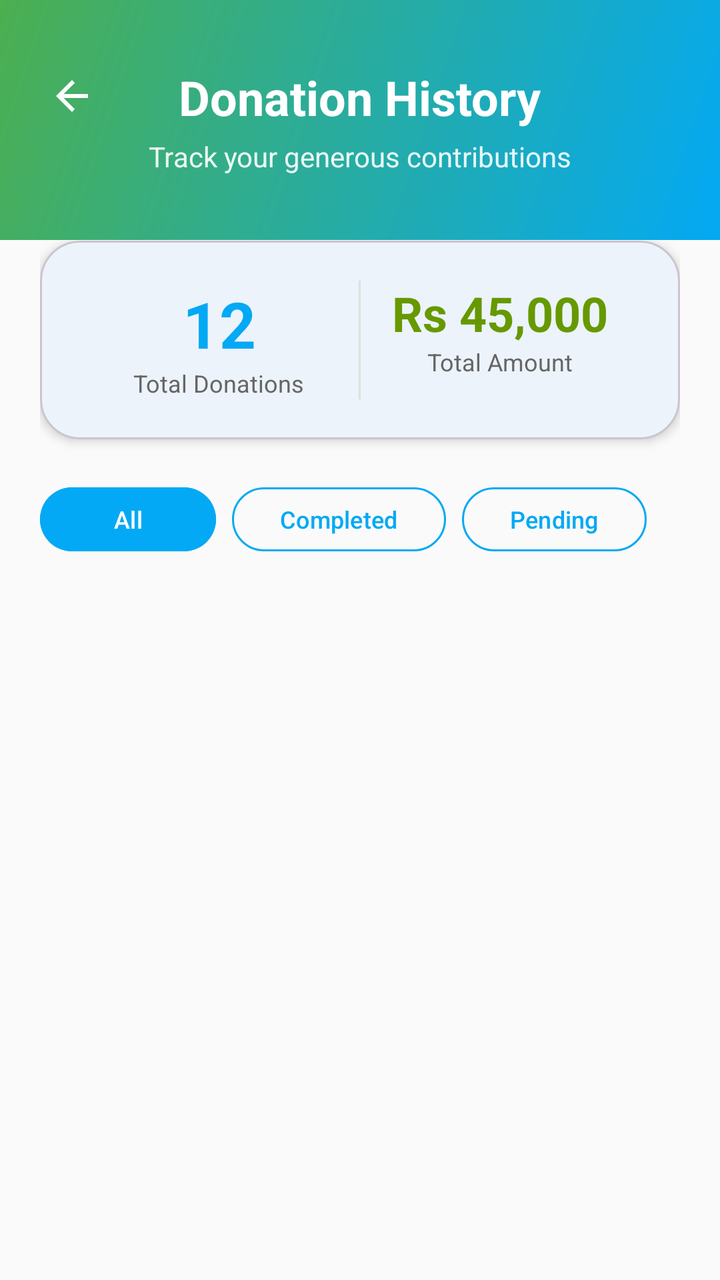
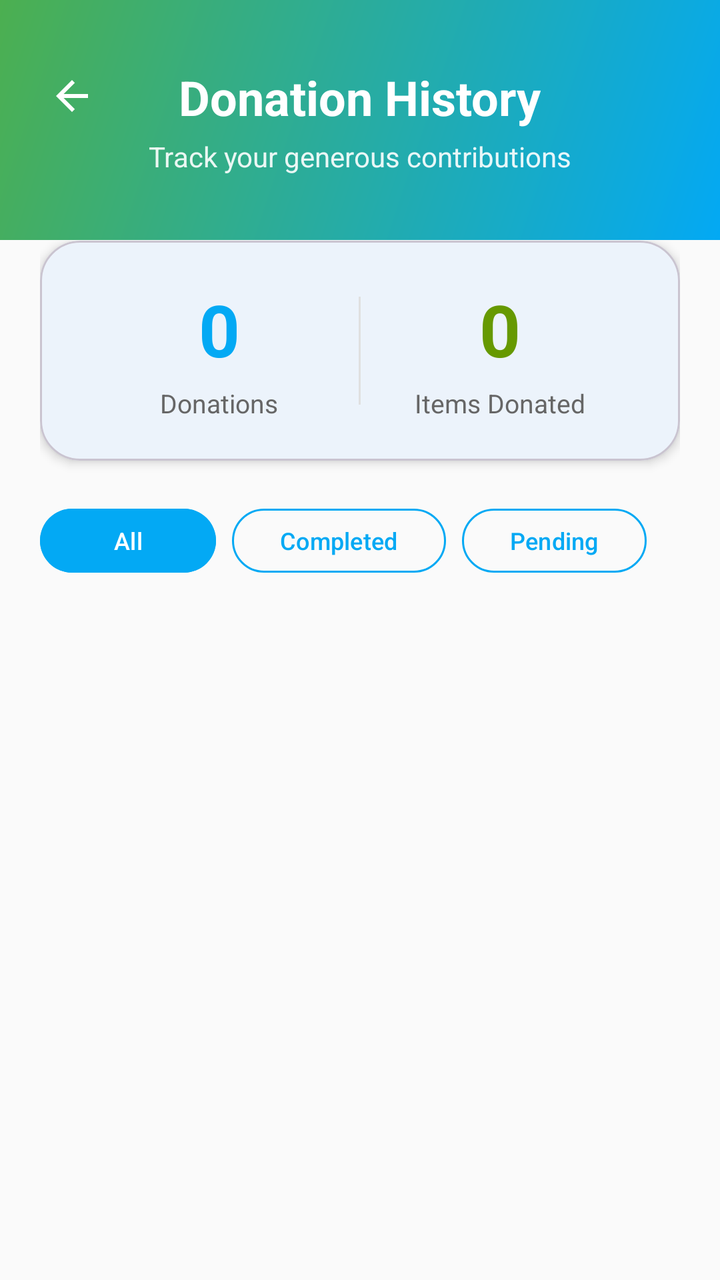

Compare the two renders of this Android layout. The source of the first and the diff that turns it into the second are given below.
<!-- AndroidManifest.xml: application theme Theme.GiveEase -->
<!-- res/layout/fragment_donation_history.xml -->
<?xml version="1.0" encoding="utf-8"?>
<LinearLayout xmlns:android="http://schemas.android.com/apk/res/android"
    xmlns:app="http://schemas.android.com/apk/res-auto"
    android:layout_width="match_parent"
    android:layout_height="match_parent"
    android:orientation="vertical"
    android:background="@color/background">

    <RelativeLayout
        android:layout_width="match_parent"
        android:layout_height="120dp"
        android:background="@drawable/home_header_gradient"
        android:paddingHorizontal="20dp"
        android:paddingTop="16dp">

        <ImageView
            android:id="@+id/btnBack"
            android:layout_width="32dp"
            android:layout_height="32dp"
            android:layout_alignParentTop="true"
            android:layout_marginTop="16dp"
            android:background="?attr/selectableItemBackgroundBorderless"
            android:clickable="true"
            android:contentDescription="Back"
            android:focusable="true"
            android:padding="4dp"
            android:src="@drawable/ic_back"
            app:tint="@android:color/white" />

        <LinearLayout
            android:layout_width="wrap_content"
            android:layout_height="wrap_content"
            android:layout_centerInParent="true"
            android:orientation="vertical"
            android:gravity="center">

            <TextView
                android:layout_width="wrap_content"
                android:layout_height="wrap_content"
                android:text="Donation History"
                android:textSize="24sp"
                android:textStyle="bold"
                android:textColor="@android:color/white" />

            <TextView
                android:layout_width="wrap_content"
                android:layout_height="wrap_content"
                android:text="Track your generous contributions"
                android:textSize="14sp"
                android:textColor="@android:color/white"
                android:alpha="0.9"
                android:layout_marginTop="4dp" />
        </LinearLayout>
    </RelativeLayout>

    <LinearLayout
        android:layout_width="match_parent"
        android:layout_height="match_parent"
        android:orientation="vertical"
        android:padding="20dp"
        android:layout_marginTop="-20dp">

        <com.google.android.material.card.MaterialCardView
            android:layout_width="match_parent"
            android:layout_height="wrap_content"
            android:layout_marginBottom="20dp"
            app:cardCornerRadius="20dp"
            app:cardElevation="3dp"
            app:cardBackgroundColor="@android:color/white">

            <LinearLayout
                android:layout_width="match_parent"
                android:layout_height="wrap_content"
                android:orientation="horizontal"
                android:padding="20dp">

                <LinearLayout
                    android:layout_width="0dp"
                    android:layout_weight="1"
                    android:layout_height="wrap_content"
                    android:orientation="vertical"
                    android:gravity="center">

                    <TextView
                        android:id="@+id/tvTotalDonations"
                        android:layout_width="wrap_content"
                        android:layout_height="wrap_content"
                        android:text="12"
                        android:textSize="32sp"
                        android:textStyle="bold"
                        android:textColor="@color/secondary" />

                    <TextView
                        android:layout_width="wrap_content"
                        android:layout_height="wrap_content"
                        android:text="Total Donations"
                        android:textSize="12sp"
                        android:textColor="#666666"
                        android:gravity="center" />
                </LinearLayout>

                <View
                    android:layout_width="1dp"
                    android:layout_height="match_parent"
                    android:background="#E0E0E0" />

                <LinearLayout
                    android:layout_width="0dp"
                    android:layout_weight="1"
                    android:layout_height="wrap_content"
                    android:orientation="vertical"
                    android:gravity="center">

                    <TextView
                        android:id="@+id/tvTotalAmount"
                        android:layout_width="wrap_content"
                        android:layout_height="wrap_content"
                        android:text="Rs 45,000"
                        android:textSize="24sp"
                        android:textStyle="bold"
                        android:textColor="@android:color/holo_green_dark" />

                    <TextView
                        android:layout_width="wrap_content"
                        android:layout_height="wrap_content"
                        android:text="Total Amount"
                        android:textSize="12sp"
                        android:textColor="#666666"
                        android:gravity="center" />
                </LinearLayout>
            </LinearLayout>
        </com.google.android.material.card.MaterialCardView>

        <LinearLayout
            android:layout_width="match_parent"
            android:layout_height="wrap_content"
            android:orientation="horizontal"
            android:layout_marginBottom="20dp">

            <com.google.android.material.button.MaterialButton
                android:id="@+id/btnFilterAll"
                android:layout_width="wrap_content"
                android:layout_height="40dp"
                android:text="All"
                android:textSize="12sp"
                app:cornerRadius="20dp"
                android:backgroundTint="@color/secondary"
                android:layout_marginEnd="8dp"
                style="@style/Widget.Material3.Button" />

            <com.google.android.material.button.MaterialButton
                android:id="@+id/btnFilterCompleted"
                android:layout_width="wrap_content"
                android:layout_height="40dp"
                android:text="Completed"
                android:textSize="12sp"
                app:cornerRadius="20dp"
                app:strokeColor="@color/secondary"
                app:strokeWidth="1dp"
                android:textColor="@color/secondary"
                android:backgroundTint="@android:color/transparent"
                android:layout_marginEnd="8dp"
                style="@style/Widget.Material3.Button.OutlinedButton" />

            <com.google.android.material.button.MaterialButton
                android:id="@+id/btnFilterPending"
                android:layout_width="wrap_content"
                android:layout_height="40dp"
                android:text="Pending"
                android:textSize="12sp"
                app:cornerRadius="20dp"
                app:strokeColor="@color/secondary"
                app:strokeWidth="1dp"
                android:textColor="@color/secondary"
                android:backgroundTint="@android:color/transparent"
                style="@style/Widget.Material3.Button.OutlinedButton" />
        </LinearLayout>

        <androidx.recyclerview.widget.RecyclerView
            android:id="@+id/recyclerViewDonations"
            android:layout_width="match_parent"
            android:layout_height="0dp"
            android:layout_weight="1" />

        <LinearLayout
            android:id="@+id/layoutEmptyState"
            android:layout_width="match_parent"
            android:layout_height="0dp"
            android:layout_weight="1"
            android:orientation="vertical"
            android:gravity="center"
            android:visibility="gone">

            <ImageView
                android:layout_width="80dp"
                android:layout_height="80dp"
                android:src="@drawable/ic_donation"
                app:tint="#CCCCCC"
                android:layout_marginBottom="16dp" />

            <TextView
                android:layout_width="wrap_content"
                android:layout_height="wrap_content"
                android:text="No donations yet"
                android:textSize="18sp"
                android:textStyle="bold"
                android:textColor="#666666"
                android:layout_marginBottom="8dp" />

            <TextView
                android:layout_width="wrap_content"
                android:layout_height="wrap_content"
                android:text="Start making a difference today!"
                android:textSize="14sp"
                android:textColor="#999999"
                android:gravity="center" />

            <com.google.android.material.button.MaterialButton
                android:id="@+id/btnStartDonating"
                android:layout_width="wrap_content"
                android:layout_height="48dp"
                android:text="Start Donating"
                android:textSize="14sp"
                app:cornerRadius="24dp"
                android:backgroundTint="@color/secondary"
                android:layout_marginTop="20dp"
                style="@style/Widget.Material3.Button" />
        </LinearLayout>
    </LinearLayout>
</LinearLayout>
<!-- resources referenced by this layout -->
<resources>
  <color name="background">#FAFAFA</color>
  <color name="secondary">#03A9F4</color>
  <!-- drawable home_header_gradient (drawable) -->
  <shape xmlns:android="http://schemas.android.com/apk/res/android">
      <gradient
          android:angle="135"
          android:startColor="@color/secondary"
          android:endColor="@color/primary"
          android:type="linear" />
  </shape>
  <!-- drawable ic_back (drawable) -->
  <vector xmlns:android="http://schemas.android.com/apk/res/android"
      android:width="24dp"
      android:height="24dp"
      android:viewportWidth="24"
      android:viewportHeight="24">
      <path
          android:fillColor="#FF000000"
          android:pathData="M20,11H7.83l5.59,-5.59L12,4l-8,8 8,8 1.41,-1.41L7.83,13H20v-2z"/>
  </vector>
  <!-- drawable ic_donation: png bitmap (drawable, 513 bytes) -->
  <style name="Theme.GiveEase" parent="Theme.Material3.Light.NoActionBar">
          
          <item name="colorPrimary">@color/primary_blue</item>
          <item name="colorOnPrimary">@color/white</item>
          <item name="colorSecondary">@color/teal_200</item>
          <item name="colorOnSecondary">@color/black</item>
  
          
          <item name="android:windowBackground">@color/background</item>
          <item name="colorSurface">@color/surface</item>
          <item name="colorOnSurface">@color/onSurface</item>
          <item name="colorOnBackground">@color/onBackground</item>
  
          
          <item name="android:statusBarColor" tools:targetApi="l">?attr/colorPrimary</item>
  
      </style>
  <color name="primary">#4CAF50</color>
  <color name="primary_blue">#1976D2</color>
  <color name="white">#FFFFFFFF</color>
  <color name="teal_200">#FF03DAC5</color>
  <color name="black">#FF000000</color>
  <color name="surface">#FFFFFF</color>
  <color name="onSurface">#212121</color>
  <color name="onBackground">#212121</color>
</resources>

<!-- the commit's change to res/layout/fragment_donation_history.xml (unified diff, before → after) -->
@@ -85,23 +85,25 @@
                         android:id="@+id/tvTotalDonations"
                         android:layout_width="wrap_content"
                         android:layout_height="wrap_content"
-                        android:text="12"
-                        android:textSize="32sp"
+                        android:text="0"
+                        android:textSize="36sp"
                         android:textStyle="bold"
                         android:textColor="@color/secondary" />
 
                     <TextView
                         android:layout_width="wrap_content"
                         android:layout_height="wrap_content"
-                        android:text="Total Donations"
-                        android:textSize="12sp"
+                        android:text="Donations"
+                        android:textSize="13sp"
                         android:textColor="#666666"
+                        android:layout_marginTop="4dp"
                         android:gravity="center" />
                 </LinearLayout>
 
                 <View
                     android:layout_width="1dp"
                     android:layout_height="match_parent"
+                    android:layout_marginVertical="8dp"
                     android:background="#E0E0E0" />
 
                 <LinearLayout
@@ -115,17 +117,18 @@
                         android:id="@+id/tvTotalAmount"
                         android:layout_width="wrap_content"
                         android:layout_height="wrap_content"
-                        android:text="Rs 45,000"
-                        android:textSize="24sp"
+                        android:text="0"
+                        android:textSize="36sp"
                         android:textStyle="bold"
                         android:textColor="@android:color/holo_green_dark" />
 
                     <TextView
                         android:layout_width="wrap_content"
                         android:layout_height="wrap_content"
-                        android:text="Total Amount"
-                        android:textSize="12sp"
+                        android:text="Items Donated"
+                        android:textSize="13sp"
                         android:textColor="#666666"
+                        android:layout_marginTop="4dp"
                         android:gravity="center" />
                 </LinearLayout>
             </LinearLayout>
